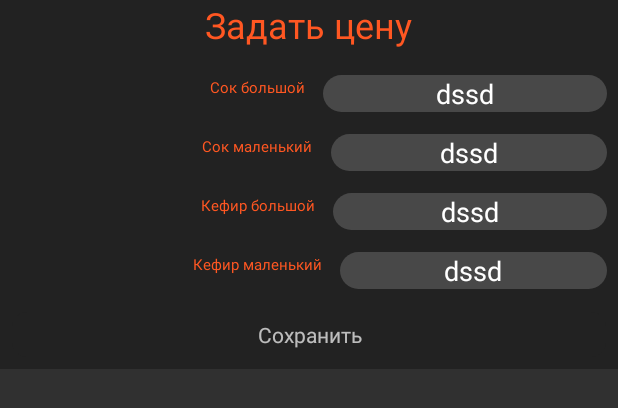
After one commit to VadimSquorpikkor/MagazAssistant5, an Android app: the layout dialog_set_price.xml on its own in the app's theme, with its tools: preview values and no code run, on a phone screen of 412 x 824 dp. The commit adds this screen. Shown: the top 408 px of the screen. Run offline under Robolectric (Android 15) with nearby library versions, the phone set to English and light mode, and no system bars.

Commit message:
1.18 - 20/02/21 1. SetPriceDialog

```diff
--- a/app/src/main/java/com/squorpikkor/magazassistant5/ui/main/MainViewModel.java
+++ b/app/src/main/java/com/squorpikkor/magazassistant5/ui/main/MainViewModel.java
@@ -234,6 +234,10 @@ public class MainViewModel extends ViewModel {
 
     }
 
+    public void saveNewPrices(int bigJ, int smlJ, int bigK, int smlK) {
+
+    }
+
     //todo идея: реешние проблемы отображения обычного работника и объединенного:
     // можно сделать UnitedEmployee extends Employee (который будет собирать в себе несколько
     // работников) и из viewModel передавать каждой локации (в ресайклер) и вариант объединенного и
--- a/app/src/main/java/com/squorpikkor/magazassistant5/ui/main/fragment/PriceFragment.java
+++ b/app/src/main/java/com/squorpikkor/magazassistant5/ui/main/fragment/PriceFragment.java
@@ -11,6 +11,7 @@ import androidx.lifecycle.ViewModelProvider;
 
 import com.squorpikkor.magazassistant5.R;
 import com.squorpikkor.magazassistant5.ui.main.MainViewModel;
+import com.squorpikkor.magazassistant5.ui.main.dialog.SetPriceDialog;
 import com.squorpikkor.magazassistant5.ui.main.utils.Utils;
 
 /**Фрагмент для отображения цен на сок и кефир*/
@@ -36,6 +37,8 @@ public class PriceFragment extends Fragment{
       mViewModel.getKefirPrice().observe(getViewLifecycleOwner(), kbp -> kefirBigPrice.setText(Utils.integerToMoneyString(kbp)));
       mViewModel.getKefirSmallPrice().observe(getViewLifecycleOwner(), ksp -> kefirSmallPrice.setText(Utils.integerToMoneyString(ksp)));
 
+      view.findViewById(R.id.set_price).setOnClickListener(v -> new SetPriceDialog().show(getParentFragmentManager(), null));
+
       return view;
    }
 }
--- /dev/null
+++ b/app/src/main/res/layout/dialog_set_price.xml
@@ -0,0 +1,80 @@
+<?xml version="1.0" encoding="utf-8"?>
+<LinearLayout style="@style/vertical"
+    android:background="@color/colorDarkGray"
+    xmlns:android="http://schemas.android.com/apk/res/android">
+
+    <TextView style="@style/text_giant_orange" android:text="Задать цену" android:layout_marginBottom="10dp"/>
+
+    <LinearLayout style="@style/horizontal">
+
+        <TextView style="@style/text_small_orange"
+            android:text="Сок большой"
+            android:gravity="right"
+            android:layout_weight="1"/>
+
+        <EditText style="@style/niceEdit"
+            android:id="@+id/big_juice"
+            android:text="dssd"
+            android:inputType="numberDecimal"
+            android:layout_weight="1"/>
+
+    </LinearLayout>
+
+    <LinearLayout style="@style/horizontal">
+
+        <TextView style="@style/text_small_orange"
+            android:text="Сок маленький"
+            android:gravity="right"
+            android:layout_weight="1"/>
+
+        <EditText style="@style/niceEdit"
+            android:id="@+id/small_juice"
+            android:text="dssd"
+            android:inputType="numberDecimal"
+            android:layout_weight="1"/>
+
+    </LinearLayout>
+
+    <LinearLayout style="@style/horizontal">
+
+        <TextView style="@style/text_small_orange"
+            android:text="Кефир большой"
+            android:gravity="right"
+            android:layout_weight="1"/>
+
+        <EditText style="@style/niceEdit"
+            android:id="@+id/big_kefir"
+            android:text="dssd"
+            android:inputType="numberDecimal"
+            android:layout_weight="1"/>
+
+    </LinearLayout>
+
+    <LinearLayout style="@style/horizontal">
+
+        <TextView style="@style/text_small_orange"
+            android:text="Кефир маленький"
+            android:gravity="right"
+            android:layout_weight="1"/>
+
+        <EditText style="@style/niceEdit"
+            android:id="@+id/small_kefir"
+            android:text="dssd"
+            android:inputType="numberDecimal"
+            android:layout_weight="1"/>
+
+    </LinearLayout>
+
+
+    <TextView
+        android:layout_weight="1"
+        android:id="@+id/save"
+        android:layout_width="match_parent"
+        android:layout_height="wrap_content"
+        android:layout_margin="8dp"
+        android:background="@drawable/my_button_shape_selector"
+        android:gravity="center"
+        android:padding="5dp"
+        android:text="Сохранить" />
+
+</LinearLayout>
--- a/app/src/main/res/layout/fragment_price.xml
+++ b/app/src/main/res/layout/fragment_price.xml
@@ -6,7 +6,9 @@
 
         <LinearLayout style="@style/vertical">
 
-            <TextView style="@style/h2" android:text="Цены на соки" android:layout_marginBottom="5dp"/>
+            <TextView style="@style/h2"
+                android:id="@+id/set_price"
+                android:text="Цены на соки" android:layout_marginBottom="5dp"/>
 
             <LinearLayout style="@style/horizontal">
 
--- a/app/src/main/res/values/styles.xml
+++ b/app/src/main/res/values/styles.xml
@@ -97,13 +97,16 @@
     </style>
 
     <!--Красивый editText-->
-    <style name="dialogLinearEdit">
+    <style name="niceEdit">
         <item name="android:layout_width">wrap_content</item>
         <item name="android:layout_height">wrap_content</item>
         <item name="android:textSize">18sp</item>
         <item name="android:layout_margin">7dp</item>
         <item name="android:gravity">center</item>
         <item name="elevation">6dp</item>
+        <item name="android:paddingStart">8dp</item>
+        <item name="android:paddingEnd">8dp</item>
+        <item name="android:background">@drawable/edit_text_field</item>
     </style>
 
 </resources>
```
Also changed, not shown: app/src/main/java/com/squorpikkor/magazassistant5/ui/main/dialog/SetPriceDialog.java (added, +42 -0 lines), app/src/main/java/com/squorpikkor/magazassistant5/ui/main/utils/Utils.java (+16 -0 lines), app/src/main/res/layout/dialog_order.xml (+3 -6 lines), 1 other file.
